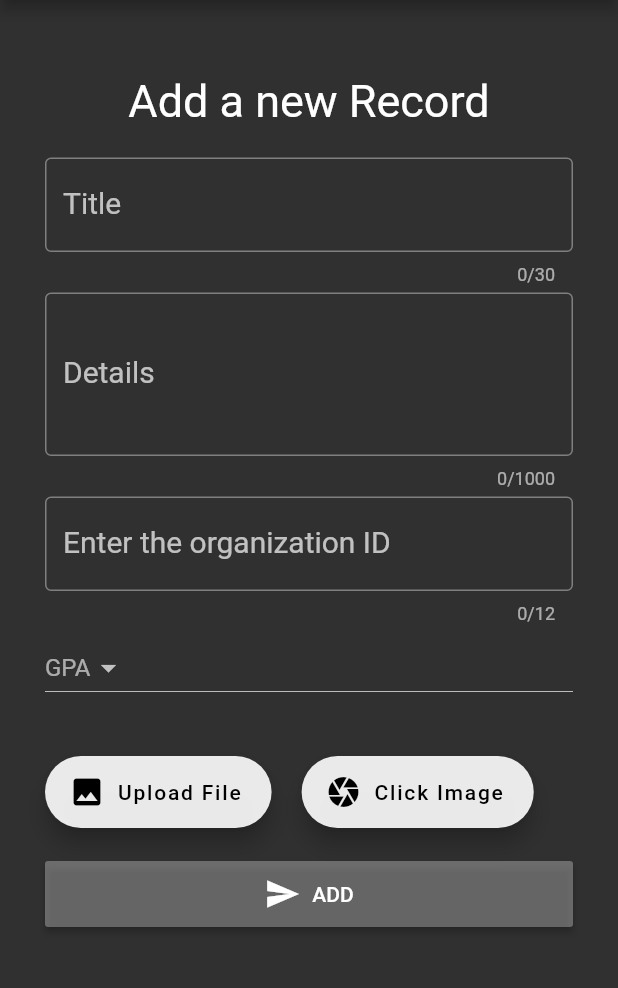
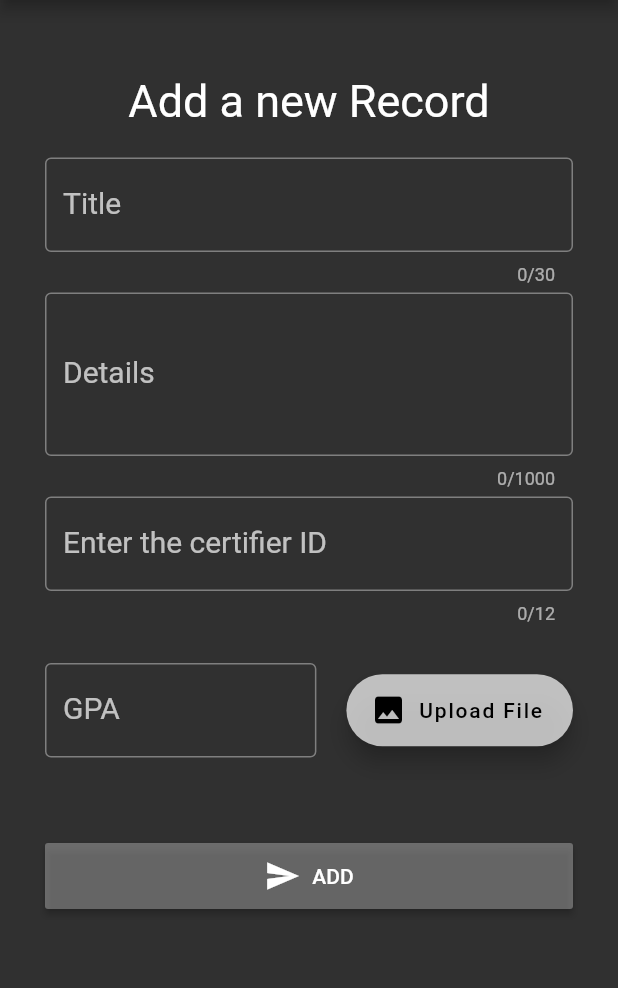
Before and after one commit to mundhrakeshav/Praman, a Flutter app: the AddAcademics screen opened directly, on a phone screen of 412 x 824 dp, the part 84-1072 px from its top. Run offline on Flutter 3.47's test engine with Material 2 defaults, Android fonts, the light colour scheme and no system bars; our stand-ins replace flutter_image_compress, flutter_svg, google_fonts, image_cropper, image_picker, shared_preferences and 1 more; missing offline and left inert: jdenticon_dart, shared_preferences_web; accounts and stored records are empty; network calls fail; Roboto replaces fonts that are missing (Abel).

Commit message:
addRecord functionlity

```diff
--- a/frontend/praman/lib/androidUIs/Students/AddAcademics.dart
+++ b/frontend/praman/lib/androidUIs/Students/AddAcademics.dart
@@ -1,9 +1,9 @@
 import 'dart:convert';
-
 import 'package:flutter/material.dart';
 import 'package:flutter_image_compress/flutter_image_compress.dart';
 import 'package:image_cropper/image_cropper.dart';
 import 'package:praman/Services/addRecords.dart';
+import 'package:praman/Services/contractData.dart';
 import 'package:praman/Widgets/AddRecordHeadingTextStyle.dart';
 import 'package:praman/Widgets/Appbar.dart';
 import 'dart:io';
@@ -16,14 +16,14 @@ class AddAcademics extends StatefulWidget {
 }
 
 class _AddAcademicsState extends State<AddAcademics> {
-  String _gpa = null;
   TextEditingController _titleController = TextEditingController();
   TextEditingController _detailsController = TextEditingController();
   TextEditingController _orgIDController = TextEditingController();
+  TextEditingController _gpaController = TextEditingController();
 
   File _image;
-
   final picker = ImagePicker();
+  String certifierDetails;
 
   Future<void> chooseViaGallery() async {
     final pickedFile = await picker.getImage(source: ImageSource.gallery);
@@ -118,9 +118,39 @@ class _AddAcademicsState extends State<AddAcademics> {
           focusedBorder: OutlineInputBorder(
             borderSide: BorderSide(color: Colors.white54),
           ),
-          labelText: "Enter the organization ID",
+          labelText: "Enter the certifier ID",
           labelStyle: TextStyle(color: Colors.white70)),
       maxLength: 12,
+      style: TextStyle(fontSize: 20),
+      onEditingComplete: () async {
+        if (_orgIDController.text.length == 12) {
+          String response =
+              await ContractData.getCertifier(_orgIDController.text);
+          Map data = jsonDecode(response);
+
+          setState(() {
+            certifierDetails = data["data"][0]["name"] +
+                " - " +
+                data["data"][0]["typeOfOrganization"];
+          });
+        }
+      },
+    );
+  }
+
+  TextField gpaInput() {
+    return TextField(
+      controller: _gpaController,
+      keyboardType: TextInputType.number,
+      decoration: InputDecoration(
+          border: OutlineInputBorder(
+            borderSide: BorderSide(color: Colors.white24),
+          ),
+          focusedBorder: OutlineInputBorder(
+            borderSide: BorderSide(color: Colors.white54),
+          ),
+          labelText: "GPA",
+          labelStyle: TextStyle(color: Colors.white70)),
       style: TextStyle(fontSize: 20),
     );
   }
@@ -155,39 +185,27 @@ class _AddAcademicsState extends State<AddAcademics> {
                 height: 5,
               ),
               orgIDInput(),
+              certifierDetails == null ? Text("") : Text(certifierDetails),
               SizedBox(
-                height: 5,
+                height: 10,
               ),
-              DropdownButton(
-                items: <DropdownMenuItem>[
-                  DropdownMenuItem(
-                    child: Text(1.toString()),
-                    value: 1.toString(),
+              Row(
+                children: [
+                  Flexible(child: gpaInput()),
+                  SizedBox(
+                    width: 20,
                   ),
-                  DropdownMenuItem(
-                    child: Text(2.toString()),
-                    value: 2.toString(),
-                  ),
-                  DropdownMenuItem(
-                    child: Text(3.toString()),
-                    value: 3.toString(),
-                  ),
-                  DropdownMenuItem(
-                    child: Text(4.toString()),
-                    value: 4.toString(),
-                  ),
-                  DropdownMenuItem(
-                    child: Text(5.toString()),
-                    value: 5,
+                  FloatingActionButton.extended(
+                    heroTag: "uploadImage",
+                    backgroundColor: Colors.white38.withOpacity(.7),
+                    onPressed: () async {
+                      await chooseViaGallery();
+                      await processImage();
+                    },
+                    label: Text("Upload File"),
+                    icon: Icon(Icons.image),
                   ),
                 ],
-                onChanged: (value) {
-                  setState(() {
-                    _gpa = value;
-                  });
-                },
-                value: _gpa,
-                hint: Text("GPA"),
               ),
               SizedBox(
                 height: 5,
@@ -195,33 +213,6 @@ class _AddAcademicsState extends State<AddAcademics> {
               _image != null ? Image.file(_image) : Container(),
               SizedBox(
                 height: 30,
-              ),
-              Row(
-                children: [
-                  FloatingActionButton.extended(
-                    heroTag: "uploadImage",
-                    backgroundColor: Colors.white.withOpacity(.9),
-                    onPressed: () async {
-                      await chooseViaGallery();
-                      await processImage();
-                    },
-                    label: Text("Upload File"),
-                    icon: Icon(Icons.image),
-                  ),
-                  SizedBox(
-                    width: 20,
-                  ),
-                  FloatingActionButton.extended(
-                    heroTag: "ClickImage",
-                    backgroundColor: Colors.white.withOpacity(.9),
-                    onPressed: () async {
-                      await chooseViaCamera();
-                      await processImage();
-                    },
-                    label: Text("Click Image"),
-                    icon: Icon(Icons.camera),
-                  )
-                ],
               ),
               SizedBox(
                 height: 20,
@@ -233,7 +224,7 @@ class _AddAcademicsState extends State<AddAcademics> {
                   await addRecordProvider.addAcademicRecords(
                     title: _titleController.text,
                     details: _detailsController.text,
-                    gpa: _gpa,
+                    gpa: _gpaController.text,
                     organizationID: _orgIDController.text,
                     image: _image != null
                         ? base64Encode(_image.readAsBytesSync())
```
Also changed, not shown: frontend/praman/lib/Services/contractData.dart (+8 -1 lines), 9 other files.
